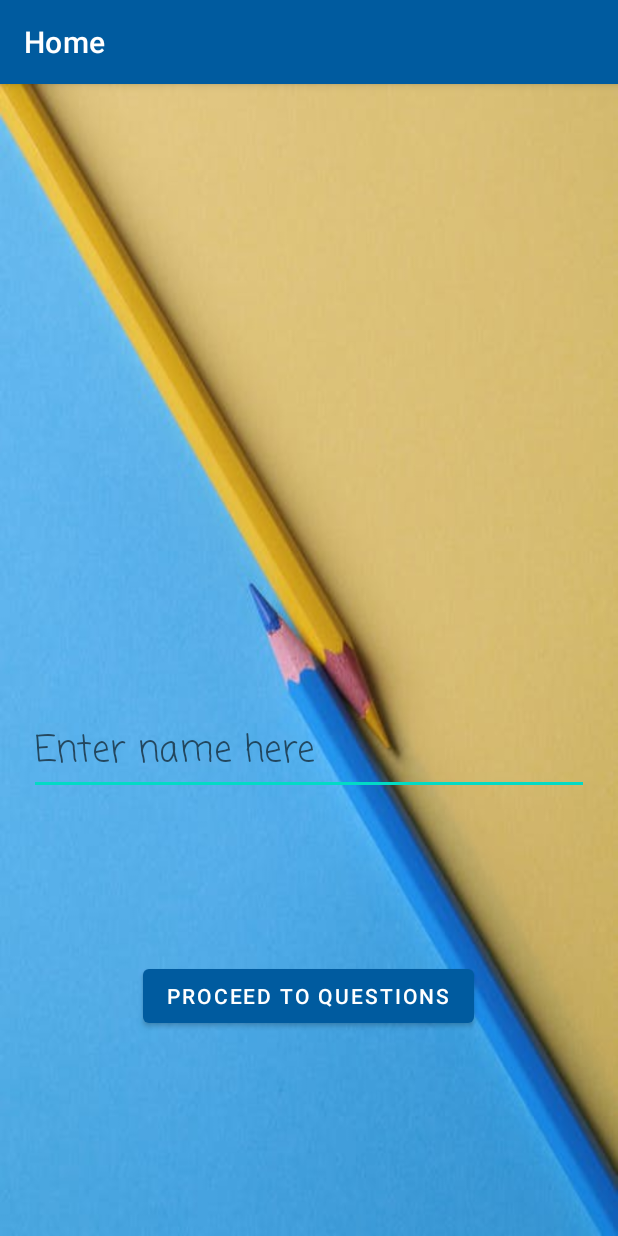
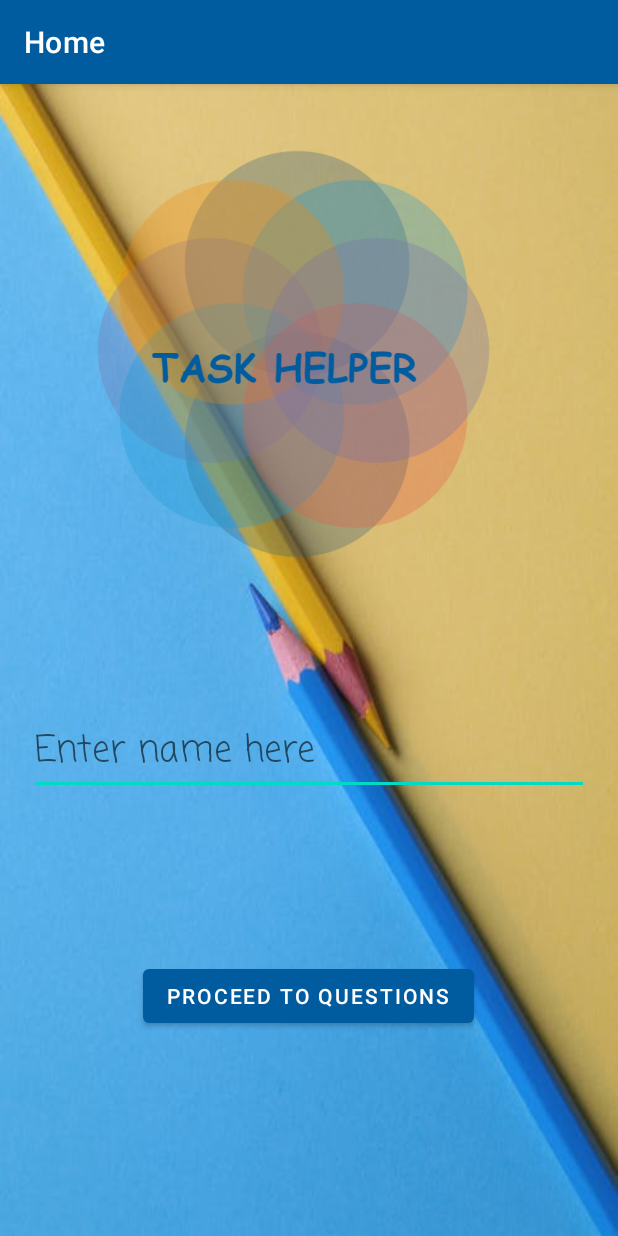
Before and after one commit to AltTheo/Android_PAPL, an Android app: the WelcomeScreen screen opened directly, with no data from a screen before it, on a phone screen of 412 x 824 dp. Run offline under Robolectric (Android 15) with nearby library versions, the phone set to English and light mode, and no system bars; Roboto replaces fonts that are not available here.

Commit message:
Logo for app added

```diff
--- a/app/src/main/java/com/example/frontendwork/WelcomeScreen.java
+++ b/app/src/main/java/com/example/frontendwork/WelcomeScreen.java
@@ -14,6 +14,7 @@ import android.widget.EditText;
 import android.widget.ImageButton;
 import android.widget.ImageSwitcher;
 import android.widget.TextView;
+import android.widget.Toast;
 
 public class WelcomeScreen extends AppCompatActivity {
 
@@ -33,6 +34,7 @@ public class WelcomeScreen extends AppCompatActivity {
             tv.setError("Please enter your name");
         }
         else{
+            Toast.makeText(this,"Successful, Thank You",Toast.LENGTH_SHORT).show();
             startActivity(i);
         }
 //
--- a/app/src/main/res/layout/activity_welcome_screen.xml
+++ b/app/src/main/res/layout/activity_welcome_screen.xml
@@ -36,5 +36,17 @@
         app:layout_constraintStart_toStartOf="parent"
         app:layout_constraintTop_toTopOf="parent" />
 
+    <ImageView
+        android:id="@+id/imageView"
+        android:layout_width="323dp"
+        android:layout_height="272dp"
+        app:layout_constraintBottom_toBottomOf="parent"
+        app:layout_constraintEnd_toEndOf="parent"
+        app:layout_constraintHorizontal_bias="0.386"
+        app:layout_constraintStart_toStartOf="parent"
+        app:layout_constraintTop_toTopOf="parent"
+        app:layout_constraintVertical_bias="0.089"
+        app:srcCompat="@drawable/logo" />
+
 
 </androidx.constraintlayout.widget.ConstraintLayout>
```
Also changed, not shown: app/src/main/java/com/example/frontendwork/MainActivity.java (+11 -11 lines), app/src/main/res/drawable-v24/logo.png (added), 1 other file.
